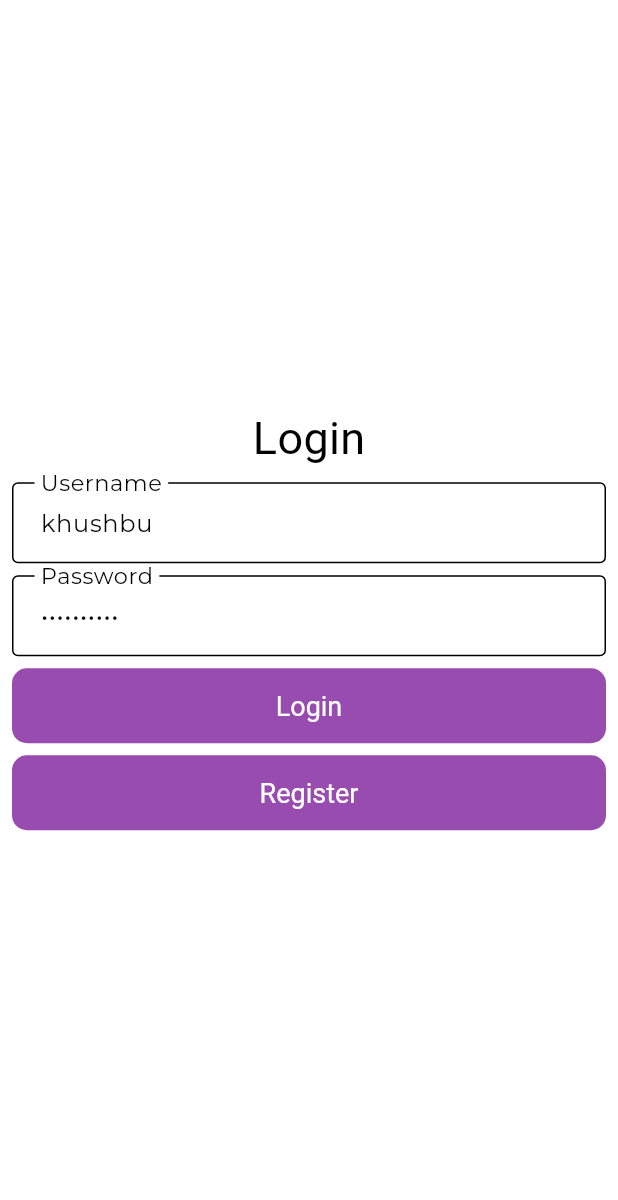
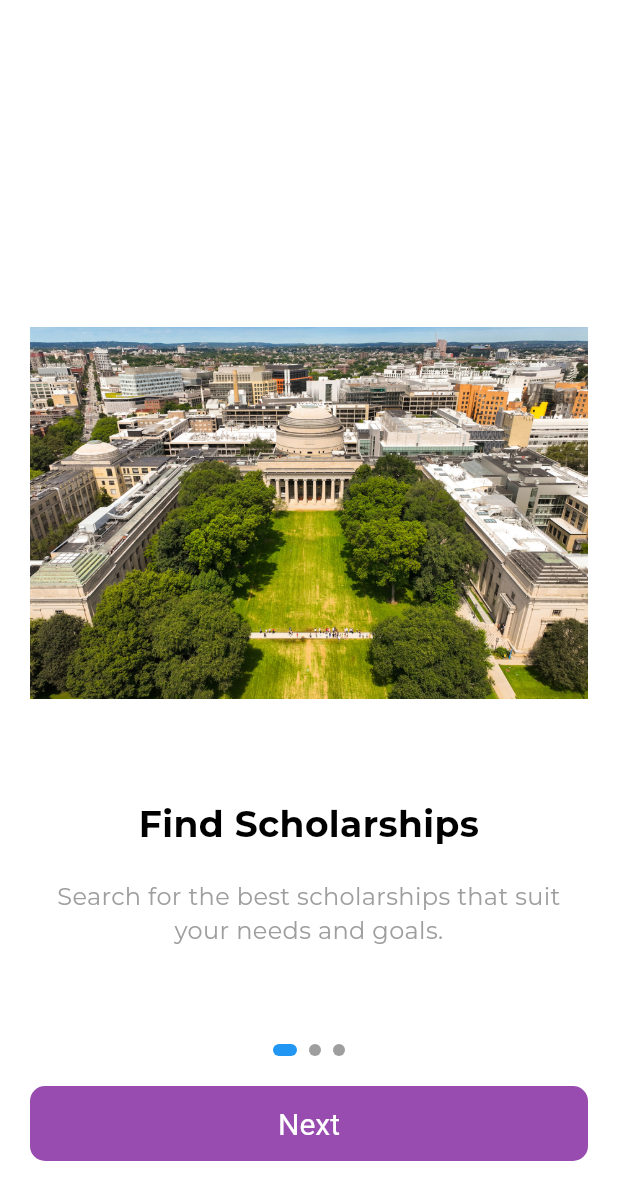
Before and after one commit to khushburajak/scholarship_finder_app, a Flutter app: the screen it shows after launch, on a phone screen of 412 x 824 dp. Shown: the top 1200 px of the screen. Run offline on Flutter 3.47's test engine with Material 3 defaults, Android fonts, the phone set to English and light mode, and no system bars; our stand-ins replace bloc, dartz, equatable, flutter_bloc, get_it, hive_flutter; accounts and stored records are empty; Roboto replaces fonts that are missing (Brand Bold).

Commit message:
created onboarding features

```diff
--- a/lib/app/app.dart
+++ b/lib/app/app.dart
@@ -2,6 +2,7 @@ import 'package:flutter/material.dart';
 import 'package:flutter_bloc/flutter_bloc.dart';
 import 'package:scholarshuip_finder_app/app/di/di.dart';
 import 'package:scholarshuip_finder_app/core/theme/app_theme.dart';
+import 'package:scholarshuip_finder_app/features/auth/presentation/view_model/login/login_bloc.dart';
 import 'package:scholarshuip_finder_app/features/splash/presentation/view/splash_view.dart';
 import 'package:scholarshuip_finder_app/features/splash/presentation/view_model/splash_cubit.dart';
 
@@ -10,13 +11,20 @@ class App extends StatelessWidget {
 
   @override
   Widget build(BuildContext context) {
-    return MaterialApp(
-      debugShowCheckedModeBanner: false,
-      title: 'Student Management',
-      theme: AppTheme.getApplicationTheme(isDarkMode: false),
-      home: BlocProvider.value(
-        value: getIt<SplashCubit>(),
-        child: SplashView(),
+    return MultiBlocProvider(
+      providers: [
+        BlocProvider(
+          create: (_) => getIt<LoginBloc>(), // Ensure LoginBloc is registered in your DI.
+        ),
+        BlocProvider(
+          create: (_) => getIt<SplashCubit>(), // SplashCubit provider
+        ),
+      ],
+      child: MaterialApp(
+        debugShowCheckedModeBanner: false,
+        title: 'Scholarship Finder',
+        theme: AppTheme.getApplicationTheme(isDarkMode: false),
+        home: const SplashView(),
       ),
     );
   }
--- /dev/null
+++ b/lib/features/onboarding/presentation/view/onboarding.dart
@@ -0,0 +1,179 @@
+import 'package:flutter/material.dart';
+import 'package:flutter_bloc/flutter_bloc.dart';
+import 'package:scholarshuip_finder_app/features/onboarding/presentation/view_model/onboarding_cubit.dart';
+
+class OnboardingScreen extends StatefulWidget {
+  const OnboardingScreen({super.key});
+
+  @override
+  State<OnboardingScreen> createState() => _OnboardingScreenState();
+}
+
+class _OnboardingScreenState extends State<OnboardingScreen> {
+  final PageController _pageController = PageController();
+  int _currentPage = 0;
+
+  final List<Map<String, String>> onboardingData = [
+    {
+      'title': 'Find Scholarships',
+      'description':
+          'Search for the best scholarships that suit your needs and goals.',
+      'image': 'assets/images/mit.jpg',
+    },
+    {
+      'title': 'Top Universities',
+      'description':
+          'Discover top universities and explore their scholarship programs.',
+      'image': 'assets/images/uni1.jpg',
+    },
+    {
+      'title': 'Track Applications',
+      'description':
+          'Easily track your scholarship applications and stay updated.',
+      'image': 'assets/images/sdt1.jpg',
+    },
+  ];
+
+  void _onPageChanged(int index) {
+    setState(() {
+      _currentPage = index;
+    });
+  }
+
+  @override
+  Widget build(BuildContext context) {
+    return Scaffold(
+      body: BlocProvider(
+        create: (_) => OnboardingCubit(),
+        child: BlocBuilder<OnboardingCubit, void>(
+          builder: (context, state) {
+            return Stack(
+              children: [
+                // PageView for onboarding screens
+                PageView.builder(
+                  controller: _pageController,
+                  onPageChanged: _onPageChanged,
+                  itemCount: onboardingData.length,
+                  itemBuilder: (context, index) {
+                    final data = onboardingData[index];
+                    return _OnboardingPage(
+                      title: data['title']!,
+                      description: data['description']!,
+                      imageUrl: data['image']!,
+                    );
+                  },
+                ),
+
+                // Indicator and Navigation Buttons
+                Positioned(
+                  bottom: 50,
+                  left: 20,
+                  right: 20,
+                  child: Column(
+                    children: [
+                      // Page Indicator
+                      Row(
+                        mainAxisAlignment: MainAxisAlignment.center,
+                        children: List.generate(
+                          onboardingData.length,
+                          (index) => AnimatedContainer(
+                            duration: const Duration(milliseconds: 300),
+                            margin: const EdgeInsets.symmetric(horizontal: 4),
+                            height: 8,
+                            width: _currentPage == index ? 16 : 8,
+                            decoration: BoxDecoration(
+                              color: _currentPage == index
+                                  ? Colors.blue
+                                  : Colors.grey,
+                              borderRadius: BorderRadius.circular(4),
+                            ),
+                          ),
+                        ),
+                      ),
+                      const SizedBox(height: 20),
+
+                      // Navigation Button
+                      ElevatedButton(
+                        onPressed: () {
+                          if (_currentPage == onboardingData.length - 1) {
+                            // Navigate to Login Page
+                            context
+                                .read<OnboardingCubit>()
+                                .navigateToLogin(context);
+                          } else {
+                            _pageController.nextPage(
+                              duration: const Duration(milliseconds: 300),
+                              curve: Curves.easeInOut,
+                            );
+                          }
+                        },
+                        style: ElevatedButton.styleFrom(
+                          minimumSize: const Size(double.infinity, 50),
+                          shape: RoundedRectangleBorder(
+                            borderRadius: BorderRadius.circular(10),
+                          ),
+                        ),
+                        child: Text(
+                          _currentPage == onboardingData.length - 1
+                              ? 'Get Started'
+                              : 'Next',
+                        ),
+                      ),
+                    ],
+                  ),
+                ),
+              ],
+            );
+          },
+        ),
+      ),
+    );
+  }
+}
+
+class _OnboardingPage extends StatelessWidget {
+  final String title;
+  final String description;
+  final String imageUrl;
+
+  const _OnboardingPage({
+    required this.title,
+    required this.description,
+    required this.imageUrl,
+  });
+
+  @override
+  Widget build(BuildContext context) {
+    return Padding(
+      padding: const EdgeInsets.symmetric(horizontal: 20),
+      child: Column(
+        mainAxisAlignment: MainAxisAlignment.center,
+        children: [
+          Image.asset(
+            imageUrl,
+            height: 300,
+            fit: BoxFit.contain,
+          ),
+          const SizedBox(height: 40),
+          Text(
+            title,
+            textAlign: TextAlign.center,
+            style: const TextStyle(
+              fontSize: 24,
+              fontWeight: FontWeight.bold,
+            ),
+          ),
+          const SizedBox(height: 20),
+          Text(
+            description,
+            textAlign: TextAlign.center,
+            style: const TextStyle(
+              fontSize: 16,
+              color: Colors.grey,
+            ),
+          ),
+        ],
+      ),
+    );
+  }
+}
--- /dev/null
+++ b/lib/features/onboarding/presentation/view_model/onboarding_cubit.dart
@@ -0,0 +1,20 @@
+import 'package:flutter/material.dart';
+import 'package:flutter_bloc/flutter_bloc.dart';
+import 'package:scholarshuip_finder_app/features/auth/presentation/view/login_view.dart';
+import 'package:scholarshuip_finder_app/features/auth/presentation/view_model/login/login_bloc.dart';
+
+class OnboardingCubit extends Cubit<void> {
+  OnboardingCubit() : super(null);
+
+  void navigateToLogin(BuildContext context) {
+    Navigator.pushReplacement(
+      context,
+      MaterialPageRoute(
+        builder: (context) => BlocProvider.value(
+          value: context.read<LoginBloc>(), // Pass LoginBloc to LoginView
+          child: LoginView(),
+        ),
+      ),
+    );
+  }
+}
--- a/lib/features/splash/presentation/view_model/splash_cubit.dart
+++ b/lib/features/splash/presentation/view_model/splash_cubit.dart
@@ -1,8 +1,7 @@
 import 'package:flutter/material.dart';
 import 'package:flutter_bloc/flutter_bloc.dart';
-import 'package:scholarshuip_finder_app/features/auth/presentation/view/login_view.dart';
 import 'package:scholarshuip_finder_app/features/auth/presentation/view_model/login/login_bloc.dart';
-
+import 'package:scholarshuip_finder_app/features/onboarding/presentation/view/onboarding.dart';
 
 class SplashCubit extends Cubit<void> {
   SplashCubit(this._loginBloc) : super(null);
@@ -19,7 +18,7 @@ class SplashCubit extends Cubit<void> {
           MaterialPageRoute(
             builder: (context) => BlocProvider.value(
               value: _loginBloc,
-              child: LoginView(),
+              child: OnboardingScreen(),
             ),
           ),
         );
```
Also changed, not shown: 8 other files.
